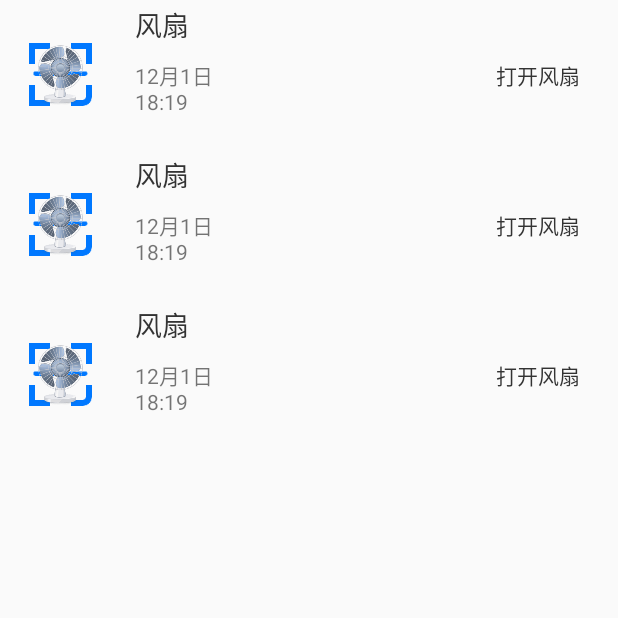
After one commit to LionelWang-wx/SmartAgriculturePlus, an Android app: the fragment OperationRecordFragment shown on its own in the app's theme, on a phone screen of 412 x 824 dp, the top half of it. The commit adds this screen. Run offline under Robolectric (Android 15) with nearby library versions, the phone set to English and light mode, and no system bars.

Commit message:
操作记录布局2_谭运程

```diff
--- /dev/null
+++ b/app/src/main/java/com/myapp/smartagricultureplus/Adapter/OperationAdapter.java
@@ -0,0 +1,65 @@
+package com.myapp.smartagricultureplus.Adapter;
+import android.content.Context;
+import android.view.LayoutInflater;
+import android.view.View;
+import android.view.ViewGroup;
+import android.widget.ImageView;
+import android.widget.TextView;
+
+import androidx.annotation.NonNull;
+import androidx.recyclerview.widget.RecyclerView;
+import com.myapp.smartagricultureplus.Object.Operation;
+import com.myapp.smartagricultureplus.R;
+
+import java.util.ArrayList;
+import java.util.List;
+
+public class OperationAdapter extends RecyclerView.Adapter<OperationAdapter.ViewHolder> {
+    private List<Operation> mOperationList;
+
+    public OperationAdapter(Context context,ArrayList<Operation> operationList) {
+
+        this.mOperationList=operationList;
+    }
+
+    static class ViewHolder extends RecyclerView.ViewHolder {
+        ImageView imageView;
+        TextView textView1,textView2,textView3;
+
+        public ViewHolder(@NonNull View itemView) {
+            super(itemView);
+            imageView=itemView.findViewById(R.id.iv_record_image);
+            textView1=itemView.findViewById(R.id.tv_recod_name);
+            textView2=itemView.findViewById(R.id.tv_record_date);
+            textView3=itemView.findViewById(R.id.tv_record_specific);
+        }
+    }
+
+
+
+
+    @NonNull
+    @Override
+    public OperationAdapter.ViewHolder onCreateViewHolder(@NonNull ViewGroup parent, int viewType) {
+        View view= LayoutInflater.from(parent.getContext()).inflate(R.layout.fragment_operationrecord_item,parent,false);
+        ViewHolder holder=new ViewHolder(view);
+       return holder;
+    }
+
+    @Override
+    public void onBindViewHolder(@NonNull OperationAdapter.ViewHolder holder, int position) {
+        Operation operation=mOperationList.get(position);
+        holder.imageView.setImageResource(operation.getOperationimage());
+        holder.textView1.setText(operation.getOperationname());
+        holder.textView2.setText(operation.getOperationdate());
+        holder.textView3.setText(operation.getOperationoperating());
+     }
+
+
+    @Override
+    public int getItemCount() {
+        return mOperationList.size();
+    }
+
+
+}
--- /dev/null
+++ b/app/src/main/java/com/myapp/smartagricultureplus/Object/Operation.java
@@ -0,0 +1,65 @@
+package com.myapp.smartagricultureplus.Object;
+
+public class Operation {
+    String operationname;
+    int  operationimage;
+    String operationdate;
+    String operationoperating;
+    public Operation() {
+
+    }
+
+    public Operation(String operationname) {
+        this.operationname = operationname;
+    }
+
+    public Operation(String operationname, int operationimage) {
+        this.operationname = operationname;
+        this.operationimage = operationimage;
+    }
+
+    public Operation(String operationname, int operationimage, String operationdate) {
+        this.operationname = operationname;
+        this.operationimage = operationimage;
+        this.operationdate = operationdate;
+    }
+
+    public Operation(String operationname, int operationimage, String operationdate, String operationoperating) {
+        this.operationname = operationname;
+        this.operationimage = operationimage;
+        this.operationdate = operationdate;
+        this.operationoperating = operationoperating;
+    }
+
+    public String getOperationname() {
+        return operationname;
+    }
+
+    public void setOperationname(String operationname) {
+        this.operationname = operationname;
+    }
+
+    public int getOperationimage() {
+        return operationimage;
+    }
+
+    public void setOperationimage(int operationimage) {
+        this.operationimage = operationimage;
+    }
+
+    public String getOperationdate() {
+        return operationdate;
+    }
+
+    public void setOperationdate(String operationdate) {
+        this.operationdate = operationdate;
+    }
+
+    public String getOperationoperating() {
+        return operationoperating;
+    }
+
+    public void setOperationoperating(String operationoperating) {
+        this.operationoperating = operationoperating;
+    }
+}
--- /dev/null
+++ b/app/src/main/java/com/myapp/smartagricultureplus/OtherFragment/OperationRecordFragment.java
@@ -0,0 +1,61 @@
+package com.myapp.smartagricultureplus.OtherFragment;
+
+import android.os.Bundle;
+import android.view.LayoutInflater;
+import android.view.View;
+import android.view.ViewGroup;
+
+import androidx.annotation.Nullable;
+import androidx.fragment.app.Fragment;
+import androidx.recyclerview.widget.GridLayoutManager;
+import androidx.recyclerview.widget.LinearLayoutManager;
+import androidx.recyclerview.widget.RecyclerView;
+
+import com.myapp.smartagricultureplus.Adapter.MonitorAdapter;
+import com.myapp.smartagricultureplus.Adapter.OperationAdapter;
+import com.myapp.smartagricultureplus.Object.Device;
+import com.myapp.smartagricultureplus.Object.Operation;
+import com.myapp.smartagricultureplus.R;
+
+import java.util.ArrayList;
+
+public class OperationRecordFragment extends Fragment {
+    private RecyclerView re_operation;
+    private ArrayList<Operation> operations;
+    int [] deviceimage=new int []{R.mipmap.img_blowingfan,R.mipmap.img_blowingfan,R.mipmap.img_blowingfan,};
+    String [] devicename=new String[]{"风扇","风扇","风扇"};
+    String [] devicedate=new String[]{"12月1日 18:19","12月1日 18:19","12月1日 18:19"};
+    String []deviceoperating=new String[]{"打开风扇","打开风扇","打开风扇"};
+
+    @Override
+    public View onCreateView(LayoutInflater inflater, ViewGroup container,
+                             Bundle savedInstanceState) {
+        // Inflate the layout for this fragment
+        return inflater.inflate(R.layout.fragment_operationrecord, container, false);
+    }
+    public void onActivityCreated(@Nullable Bundle savedInstanceState) {
+        super.onActivityCreated(savedInstanceState);
+        initView();
+        initData();
+        initAdapter();
+    }
+
+    private void initAdapter() {
+        GridLayoutManager gridLayoutManager = new GridLayoutManager(getActivity(),1, LinearLayoutManager.VERTICAL,false);
+        re_operation.setLayoutManager(gridLayoutManager);
+        OperationAdapter operationAdapter = new OperationAdapter(getActivity(), operations);
+        re_operation.setAdapter(operationAdapter);
+    }
+
+    private void initData() {
+        operations = new ArrayList<>();
+        for (int i=0;i<deviceimage.length;i++){
+            Operation operation=new Operation(devicename[i],deviceimage[i],devicedate[i],deviceoperating[i]);
+            operations.add(operation);
+        }
+    }
+
+    private void initView() {
+        re_operation=getActivity().findViewById(R.id.re_iv_operation);
+    }
+}
--- a/app/src/main/res/layout/fragment_me_.xml
+++ b/app/src/main/res/layout/fragment_me_.xml
@@ -94,6 +94,7 @@
         </LinearLayout>
     </LinearLayout>
     <LinearLayout
+        android:id="@+id/ll_operating"
         android:orientation="horizontal"
         android:layout_marginTop="20dp"
         android:background="@color/background"
@@ -111,6 +112,7 @@
                 android:layout_width="28dp"
                 android:layout_height="28dp"/>
             <TextView
+
                 android:layout_marginLeft="20dp"
                 android:textSize="18dp"
                 android:textColor="@color/black"
--- a/app/src/main/res/layout/fragment_operationrecord.xml
+++ b/app/src/main/res/layout/fragment_operationrecord.xml
@@ -1,8 +1,10 @@
 <?xml version="1.0" encoding="utf-8"?>
 <LinearLayout xmlns:android="http://schemas.android.com/apk/res/android"
+    android:orientation="vertical"
     android:layout_width="match_parent"
     android:layout_height="match_parent">
     <androidx.recyclerview.widget.RecyclerView
+        android:id="@+id/re_iv_operation"
         android:layout_width="match_parent"
         android:layout_height="match_parent">
 
--- a/app/src/main/res/layout/fragment_operationrecord_item.xml
+++ b/app/src/main/res/layout/fragment_operationrecord_item.xml
@@ -1,13 +1,15 @@
 <?xml version="1.0" encoding="utf-8"?>
 <LinearLayout xmlns:android="http://schemas.android.com/apk/res/android"
+    android:orientation="vertical"
     android:layout_width="match_parent"
-    android:layout_height="match_parent">
+    android:layout_height="100dp">
     <LinearLayout
+        android:orientation="horizontal"
         android:layout_width="match_parent"
         android:layout_height="100dp">
         <LinearLayout
-            android:layout_weight="0.6"
-            android:layout_width="1dp"
+
+            android:layout_width="80dp"
             android:layout_height="match_parent">
             <ImageView
                 android:id="@+id/iv_record_image"
@@ -20,8 +22,8 @@
         <LinearLayout
             android:gravity="center"
             android:orientation="vertical"
-            android:layout_weight="1"
-            android:layout_width="1dp"
+
+            android:layout_width="100dp"
             android:layout_height="100dp">
             <TextView
                 android:id="@+id/tv_recod_name"
@@ -44,8 +46,7 @@
         </LinearLayout>
         <LinearLayout
             android:gravity="right"
-            android:layout_weight="2"
-            android:layout_width="1dp"
+            android:layout_width="match_parent"
             android:layout_height="100dp">
 <TextView
     android:id="@+id/tv_record_specific"
```
Also changed, not shown: app/src/main/res/layout/fragment_greenhouse_management_item.xml (added, +32 -0 lines), app/src/main/res/layout/fragment_setting.xml (+5 -8 lines), app/src/main/res/mipmap-xxhdpi/img_nextpage2.png (added).
